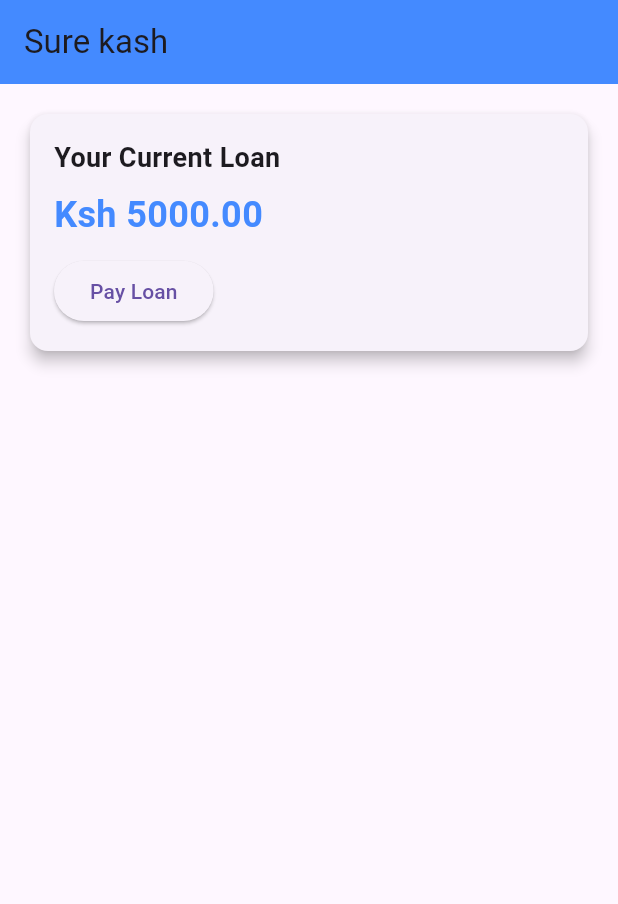
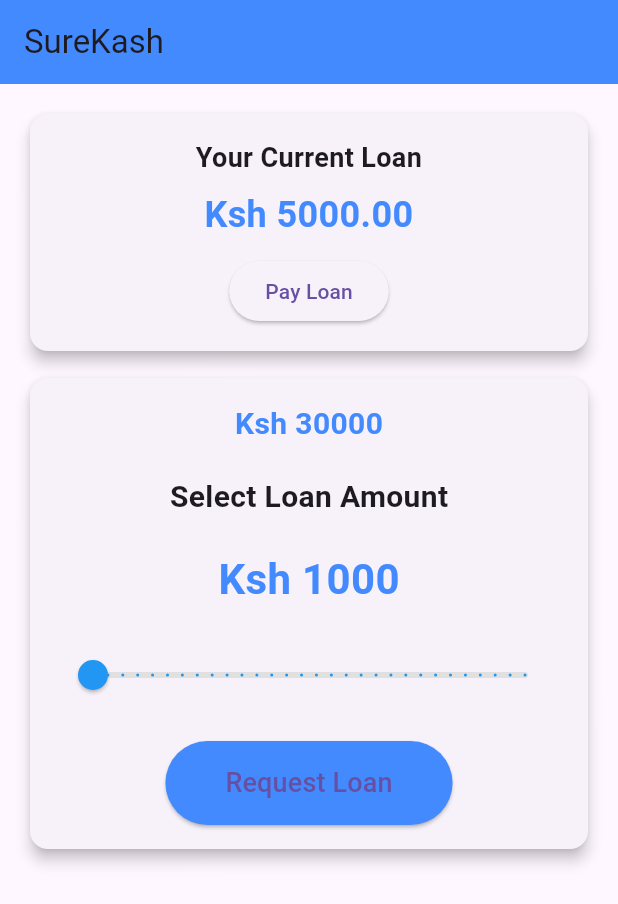
Before and after one commit to vicky-ogutu/Kash-plus, a Flutter app: the screen it shows after launch, after a tap on "Login", on a phone screen of 412 x 824 dp. Shown: the top 904 px of the screen. Run offline on Flutter 3.47's test engine with Material 3 defaults, Android fonts, the phone set to English and light mode, and no system bars; our stand-ins replace flutter_animate, flutter_native_splash.

Commit message:
home_page_design

```diff
--- /dev/null
+++ b/lib/homepage2.dart
@@ -0,0 +1,186 @@
+import 'package:flutter/material.dart';
+
+void main() {
+  runApp(const LoanApp());
+}
+
+class LoanApp extends StatelessWidget {
+  const LoanApp({super.key});
+
+  @override
+  Widget build(BuildContext context) {
+    return MaterialApp(
+      debugShowCheckedModeBanner: false,
+      home: LoanRequestScreen(),
+    );
+  }
+}
+
+class LoanRequestScreen extends StatefulWidget {
+  @override
+  _LoanRequestScreenState createState() => _LoanRequestScreenState();
+}
+
+class _LoanRequestScreenState extends State<LoanRequestScreen> {
+  double _loanAmount = 1000; // Default loan amount
+  double? currentLoan = 5000; // Example loan balance
+
+  @override
+  Widget build(BuildContext context) {
+    return Scaffold(
+      appBar: AppBar(
+        title: const Text("SureKash"),
+        backgroundColor: Colors.blueAccent,
+      ),
+      body: Padding(
+        padding: const EdgeInsets.all(16.0),
+        child: Column(
+         // mainAxisAlignment: MainAxisAlignment.center,
+          children: [
+            _buildCurrentLoanCard(),
+            const SizedBox(height: 10),
+            Card(
+              elevation: 4, // Adds shadow
+              shape: RoundedRectangleBorder(
+                borderRadius: BorderRadius.circular(12), // Rounded corners
+              ),
+              child: Padding(
+                padding: const EdgeInsets.all(16.0),
+                child: Column(
+                  mainAxisSize: MainAxisSize.min, // Ensures the Card takes only necessary space
+                  children: [
+                    const Text(
+                      "Ksh 30000",
+                      style: TextStyle(fontSize: 20, fontWeight: FontWeight.bold, color: Colors.blueAccent),
+                    ),
+                    const SizedBox(height: 20),
+
+
+
+
+
+                    const Text(
+                      "Select Loan Amount",
+                      style: TextStyle(fontSize: 20, fontWeight: FontWeight.bold),
+                    ),
+                    const SizedBox(height: 20),
+
+                    // Loan amount display
+                    Text(
+                      "Ksh ${_loanAmount.toInt()}",
+                      style: const TextStyle(fontSize: 28, fontWeight: FontWeight.bold, color: Colors.blueAccent),
+                    ),
+                    const SizedBox(height: 20),
+
+                    // Horizontal Scrollable Loan Slider
+                    Slider(
+                      value: _loanAmount,
+                      min: 1000,
+                      max: 30000,
+                      divisions: 29, // Each step is 1000
+                      label: "Ksh ${_loanAmount.toInt()}",
+                      activeColor: Colors.blue,
+                      inactiveColor: Colors.grey[300],
+                      onChanged: (value) {
+                        setState(() {
+                          _loanAmount = value;
+                        });
+                      },
+                    ),
+
+                    const SizedBox(height: 20),
+
+                    // Request Loan Button
+                    ElevatedButton(
+                      onPressed: () {
+                        ScaffoldMessenger.of(context).showSnackBar(
+                          SnackBar(content: Text("Loan Request for Ksh ${_loanAmount.toInt()} submitted!")),
+                        );
+                      },
+                      style: ElevatedButton.styleFrom(
+                        backgroundColor: Colors.blueAccent,
+                        padding: const EdgeInsets.symmetric(horizontal: 40, vertical: 15),
+                      ),
+                      child: const Text("Request Loan", style: TextStyle(fontSize: 18)),
+                    ),
+                  ],
+                ),
+              ),
+            )
+          ],
+        ),
+      ),
+    );
+  }
+
+
+
+
+  // 🏦 Current Loan Card
+  Widget _buildCurrentLoanCard() {
+    return SizedBox(
+      width: double.infinity, // Makes the card take full width
+      child: Card(
+        elevation: 4,
+        shape: RoundedRectangleBorder(borderRadius: BorderRadius.circular(12)),
+        child: Padding(
+          padding: const EdgeInsets.all(16.0),
+          child: Column(
+            mainAxisSize: MainAxisSize.min, // Shrinks column to fit its children
+            crossAxisAlignment: CrossAxisAlignment.center, // Centers horizontally
+            children: [
+              const Text(
+                "Your Current Loan",
+                style: TextStyle(fontSize: 18, fontWeight: FontWeight.bold),
+                textAlign: TextAlign.center, // Centers text
+              ),
+              const SizedBox(height: 8),
+              Text(
+                currentLoan != null ? "Ksh ${currentLoan!.toStringAsFixed(2)}" : "No Active Loan",
+                style: const TextStyle(fontSize: 24, fontWeight: FontWeight.bold, color: Colors.blueAccent),
+                textAlign: TextAlign.center, // Centers text
+              ),
+              const SizedBox(height: 10),
+              currentLoan != null
+                  ? ElevatedButton(
+                onPressed: () => _showPaymentDialog(),
+                child: const Text("Pay Loan"),
+              )
+                  : const SizedBox(),
+            ],
+          ),
+        ),
+      ),
+    );
+  }
+
+
+  // 💳 Loan Payment Dialog
+  void _showPaymentDialog() {
+    showDialog(
+      context: context,
+      builder: (context) {
+        return AlertDialog(
+          title: const Text("Pay Loan"),
+          content: const Text("You will be prompted to put your PIN!"),
+          actions: [
+            TextButton(
+              onPressed: () => Navigator.pop(context),
+              child: const Text("Cancel"),
+            ),
+            ElevatedButton(
+              onPressed: () {
+                setState(() {
+                  currentLoan = null; // Loan paid off
+                });
+                Navigator.pop(context);
+              },
+              child: const Text("Pay"),
+            ),
+          ],
+        );
+      },
+    );
+  }
+
+}
--- a/lib/login.dart
+++ b/lib/login.dart
@@ -1,6 +1,7 @@
 import 'package:flutter/cupertino.dart';
 import 'package:flutter/material.dart';
 import 'package:flutter_animate/flutter_animate.dart';
+import 'package:kash_plus/homepage2.dart';
 import 'package:kash_plus/otp.dart';
 import 'package:kash_plus/registration.dart';
 
@@ -106,7 +107,7 @@
         ),
       ),
       onPressed: () {
-        Navigator.push(context, MaterialPageRoute(builder: (context)=>const Home()));
+        Navigator.push(context, MaterialPageRoute(builder: (context)=>const LoanApp()));
       },
       child: const Text(
         "Login",
```
